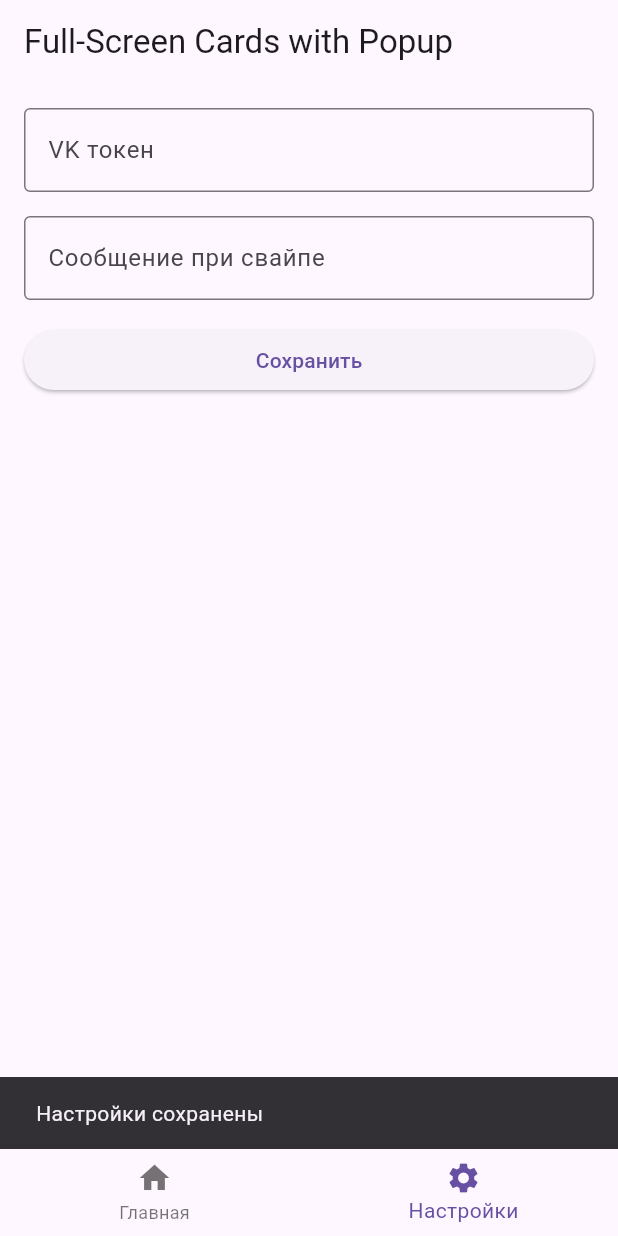
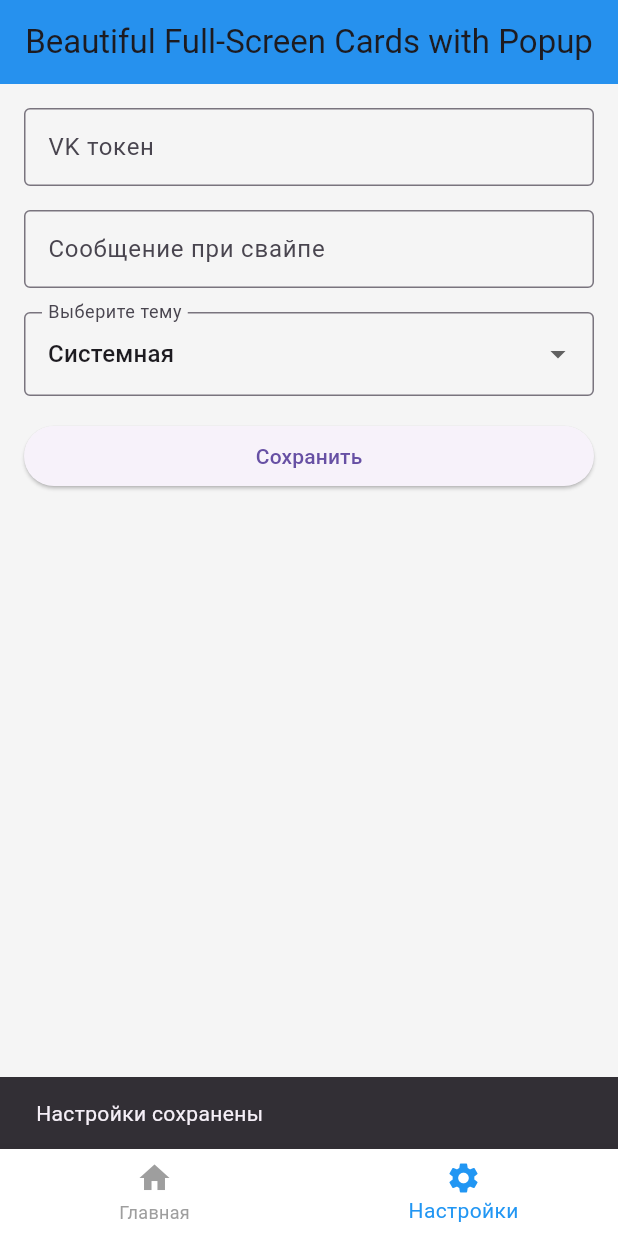
Before and after one commit to EvilBorsch/vktinder, a Flutter app: the screen it shows after launch, item 2 of the bottom bar chosen, after a tap on "Сохранить", on a phone screen of 412 x 824 dp. Run offline on Flutter 3.47's test engine with Material 3 defaults, Android fonts, the phone set to English and light mode, and no system bars; our stand-ins replace shared_preferences.

Commit message:
dark theme

```diff
--- a/lib/home_screen.dart
+++ b/lib/home_screen.dart
@@ -98,6 +98,8 @@ class _HomeScreenState extends State<HomeScreen> {
 
   @override
   Widget build(BuildContext context) {
+    final theme = Theme.of(context);
+
     return Column(
       children: [
         const SizedBox(height: 16),
@@ -105,6 +107,7 @@ class _HomeScreenState extends State<HomeScreen> {
           padding: const EdgeInsets.symmetric(horizontal: 16),
           child: TextField(
             readOnly: true,
+            style: theme.textTheme.bodyMedium,
             decoration: const InputDecoration(
               border: OutlineInputBorder(),
               labelText: 'Значение (поле 1)',
@@ -112,6 +115,7 @@ class _HomeScreenState extends State<HomeScreen> {
             controller: TextEditingController(text: widget.controller.vkToken),
           ),
         ),
+        const SizedBox(height: 8),
         Expanded(
           child: Stack(
             alignment: Alignment.center,
@@ -125,7 +129,12 @@ class _HomeScreenState extends State<HomeScreen> {
                 onDismissed: (dir) async {
                   _removeTopCard();
                   ScaffoldMessenger.of(context).showSnackBar(
-                    const SnackBar(content: Text('Свайп прошел успешно')),
+                    SnackBar(
+                      content: const Text('Свайп прошел успешно'),
+                      backgroundColor: theme.colorScheme.primary.withOpacity(
+                        0.75,
+                      ),
+                    ),
                   );
                   await _showSwipeDialog();
                 },
@@ -151,10 +160,13 @@ class CardWidget extends StatelessWidget {
       shape: RoundedRectangleBorder(borderRadius: BorderRadius.circular(12)),
       child: SizedBox.expand(
         child: Center(
-          child: Text(
-            text,
-            textAlign: TextAlign.center,
-            style: const TextStyle(fontSize: 18),
+          child: Padding(
+            padding: const EdgeInsets.all(16),
+            child: Text(
+              text,
+              textAlign: TextAlign.center,
+              style: const TextStyle(fontSize: 18),
+            ),
           ),
         ),
       ),
--- a/lib/main.dart
+++ b/lib/main.dart
@@ -1,60 +1,154 @@
 import 'package:flutter/material.dart';
 import 'package:vktinder/home_screen.dart';
-
 import 'package:vktinder/settings_screen.dart';
 
 void main() => runApp(const MyApp());
 
-class MyApp extends StatelessWidget {
+class MyApp extends StatefulWidget {
   const MyApp({super.key});
 
   @override
+  State<MyApp> createState() => _MyAppState();
+}
+
+class _MyAppState extends State<MyApp> {
+  late SettingsController _controller;
+  bool _isLoading = true;
+
+  @override
+  void initState() {
+    super.initState();
+    _initializeSettings();
+  }
+
+  Future<void> _initializeSettings() async {
+    _controller = await SettingsController.load();
+    setState(() => _isLoading = false);
+  }
+
+  ThemeMode _getThemeMode() {
+    switch (_controller.selectedTheme) {
+      case 'light':
+        return ThemeMode.light;
+      case 'dark':
+        return ThemeMode.dark;
+      case 'system':
+      default:
+        return ThemeMode.system;
+    }
+  }
+
+  @override
   Widget build(BuildContext context) {
+    if (_isLoading) {
+      return const MaterialApp(
+        home: Scaffold(body: Center(child: CircularProgressIndicator())),
+      );
+    }
     return MaterialApp(
-      title: 'Full-Screen Cards with Popup',
-      theme: ThemeData(primarySwatch: Colors.blue),
-      home: const MainPage(),
+      title: 'Beautiful Full-Screen Cards with Popup',
+      // Light theme
+      theme: ThemeData(
+        brightness: Brightness.light,
+        primarySwatch: Colors.blue,
+        scaffoldBackgroundColor: Colors.grey[100],
+        cardTheme: CardTheme(
+          color: Colors.white,
+          shadowColor: Colors.grey[350],
+          elevation: 4,
+          shape: RoundedRectangleBorder(
+            borderRadius: BorderRadius.circular(16),
+          ),
+        ),
+        appBarTheme: const AppBarTheme(
+          color: Colors.blue,
+          centerTitle: true,
+          elevation: 2,
+        ),
+        bottomNavigationBarTheme: BottomNavigationBarThemeData(
+          backgroundColor: Colors.white,
+          selectedItemColor: Colors.blue,
+          unselectedItemColor: Colors.grey,
+          type: BottomNavigationBarType.fixed,
+        ),
+      ),
+      // Dark theme
+      darkTheme: ThemeData(
+        brightness: Brightness.dark,
+        primarySwatch: Colors.blue,
+        scaffoldBackgroundColor: Colors.grey[900],
+        cardTheme: CardTheme(
+          color: Colors.grey[850],
+          shadowColor: Colors.black54,
+          elevation: 4,
+          shape: RoundedRectangleBorder(
+            borderRadius: BorderRadius.circular(16),
+          ),
+        ),
+        appBarTheme: AppBarTheme(
+          color: Colors.grey[850],
+          centerTitle: true,
+          elevation: 2,
+        ),
+        bottomNavigationBarTheme: BottomNavigationBarThemeData(
+          backgroundColor: Colors.grey[850],
+          selectedItemColor: Colors.blue,
+          unselectedItemColor: Colors.grey[500],
+          type: BottomNavigationBarType.fixed,
+        ),
+      ),
+      themeMode: _getThemeMode(),
+      home: MainPage(controller: _controller),
     );
   }
 }
 
-/// Manages two text settings, stored in SharedPreferences
+class MainPage extends StatefulWidget {
+  final SettingsController controller;
 
-class MainPage extends StatefulWidget {
-  const MainPage({super.key});
+  const MainPage({super.key, required this.controller});
 
   @override
   State<MainPage> createState() => _MainPageState();
 }
 
 class _MainPageState extends State<MainPage> {
-  late SettingsController _controller;
-  bool _isLoading = true;
-
   final List<Widget> _pages = [];
+  bool _isInitialized = false;
   int _currentIndex = 0;
 
   @override
   void initState() {
     super.initState();
-    _initController();
+    _setUpPages();
   }
 
-  Future<void> _initController() async {
-    _controller = await SettingsController.load();
+  void _setUpPages() {
     _pages
-      ..add(HomeScreen(controller: _controller))
-      ..add(SettingsScreen(controller: _controller));
-    setState(() => _isLoading = false);
+      ..add(HomeScreen(controller: widget.controller))
+      ..add(
+        SettingsScreen(
+          controller: widget.controller,
+          onThemeChange: _onThemeChange,
+        ),
+      );
+    setState(() => _isInitialized = true);
+  }
+
+  void _onThemeChange() {
+    // Force rebuild to apply the updated theme
+    setState(() {});
   }
 
   @override
   Widget build(BuildContext context) {
-    if (_isLoading) {
+    if (!_isInitialized) {
       return const Scaffold(body: Center(child: CircularProgressIndicator()));
     }
     return Scaffold(
-      appBar: AppBar(title: const Text('Full-Screen Cards with Popup')),
+      appBar: AppBar(
+        title: const Text('Beautiful Full-Screen Cards with Popup'),
+      ),
       body: IndexedStack(index: _currentIndex, children: _pages),
       bottomNavigationBar: BottomNavigationBar(
         currentIndex: _currentIndex,
--- a/lib/settings_screen.dart
+++ b/lib/settings_screen.dart
@@ -5,13 +5,21 @@ class SettingsController {
   String vkToken;
   String defaultMessage;
 
-  SettingsController({required this.vkToken, required this.defaultMessage});
+  /// Holds user's desired theme mode: "system", "light", or "dark".
+  String selectedTheme;
+
+  SettingsController({
+    required this.vkToken,
+    required this.defaultMessage,
+    required this.selectedTheme,
+  });
 
   static Future<SettingsController> load() async {
     final prefs = await SharedPreferences.getInstance();
     return SettingsController(
       vkToken: prefs.getString('vkToken') ?? '',
       defaultMessage: prefs.getString('defaultMessage') ?? '',
+      selectedTheme: prefs.getString('selectedTheme') ?? 'system',
     );
   }
 
@@ -19,12 +27,19 @@ class SettingsController {
     final prefs = await SharedPreferences.getInstance();
     await prefs.setString('vkToken', vkToken);
     await prefs.setString('defaultMessage', defaultMessage);
+    await prefs.setString('selectedTheme', selectedTheme);
   }
 }
 
 class SettingsScreen extends StatefulWidget {
   final SettingsController controller;
-  const SettingsScreen({super.key, required this.controller});
+  final VoidCallback onThemeChange;
+
+  const SettingsScreen({
+    super.key,
+    required this.controller,
+    required this.onThemeChange,
+  });
 
   @override
   State<SettingsScreen> createState() => _SettingsScreenState();
@@ -33,30 +48,39 @@ class SettingsScreen extends StatefulWidget {
 class _SettingsScreenState extends State<SettingsScreen> {
   late TextEditingController _c1;
   late TextEditingController _c2;
+  late String _selectedTheme;
 
   @override
   void initState() {
     super.initState();
     _c1 = TextEditingController(text: widget.controller.vkToken);
     _c2 = TextEditingController(text: widget.controller.defaultMessage);
+    _selectedTheme = widget.controller.selectedTheme;
   }
 
   Future<void> _onSave() async {
     widget.controller.vkToken = _c1.text;
     widget.controller.defaultMessage = _c2.text;
+    widget.controller.selectedTheme = _selectedTheme;
     await widget.controller.save();
     ScaffoldMessenger.of(
       context,
     ).showSnackBar(const SnackBar(content: Text('Настройки сохранены')));
+    widget.onThemeChange();
   }
 
   @override
   Widget build(BuildContext context) {
-    return ListView(
+    final theme = Theme.of(context);
+
+    return Scaffold(
+      backgroundColor: theme.scaffoldBackgroundColor,
+      body: ListView(
         padding: const EdgeInsets.all(16),
         children: [
           TextField(
             controller: _c1,
+            style: theme.textTheme.bodyMedium,
             decoration: const InputDecoration(
               border: OutlineInputBorder(),
               labelText: 'VK токен',
@@ -65,14 +89,34 @@ class _SettingsScreenState extends State<SettingsScreen> {
           const SizedBox(height: 16),
           TextField(
             controller: _c2,
+            style: theme.textTheme.bodyMedium,
             decoration: const InputDecoration(
               border: OutlineInputBorder(),
               labelText: 'Сообщение при свайпе',
             ),
           ),
           const SizedBox(height: 16),
+          DropdownButtonFormField<String>(
+            value: _selectedTheme,
+            decoration: const InputDecoration(
+              border: OutlineInputBorder(),
+              labelText: 'Выберите тему',
+            ),
+            items: const [
+              DropdownMenuItem(value: 'system', child: Text('Системная')),
+              DropdownMenuItem(value: 'light', child: Text('Светлая')),
+              DropdownMenuItem(value: 'dark', child: Text('Тёмная')),
+            ],
+            onChanged: (value) {
+              if (value != null) {
+                setState(() => _selectedTheme = value);
+              }
+            },
+          ),
+          const SizedBox(height: 16),
           ElevatedButton(onPressed: _onSave, child: const Text('Сохранить')),
         ],
+      ),
     );
   }
 }
```
Lines whose indentation alone changed are shown as unchanged.
